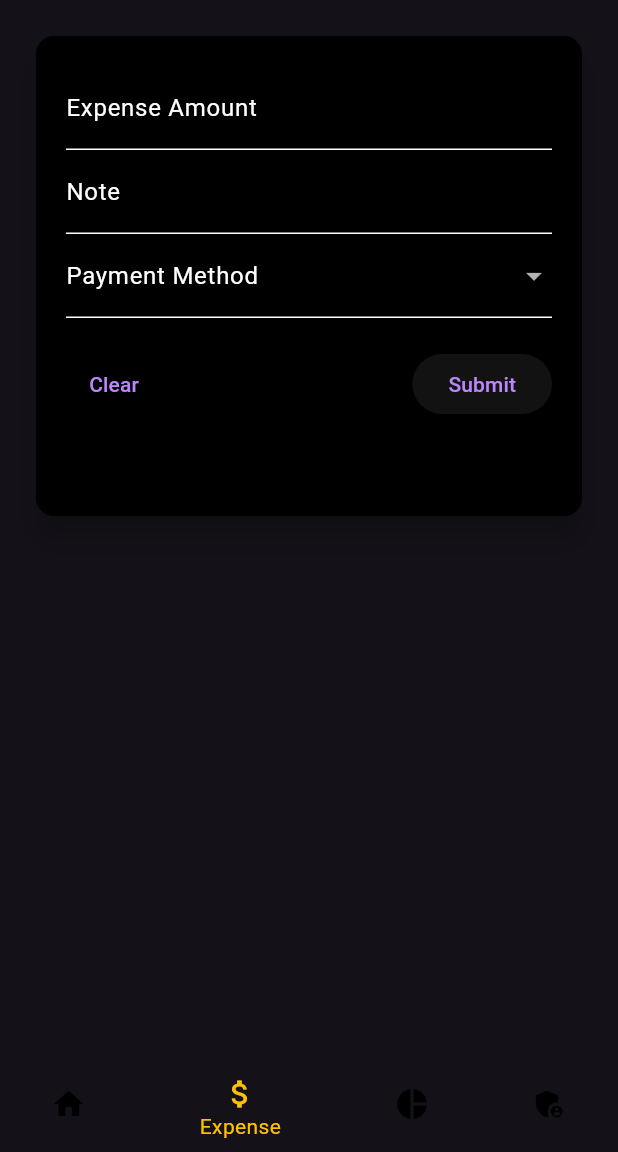
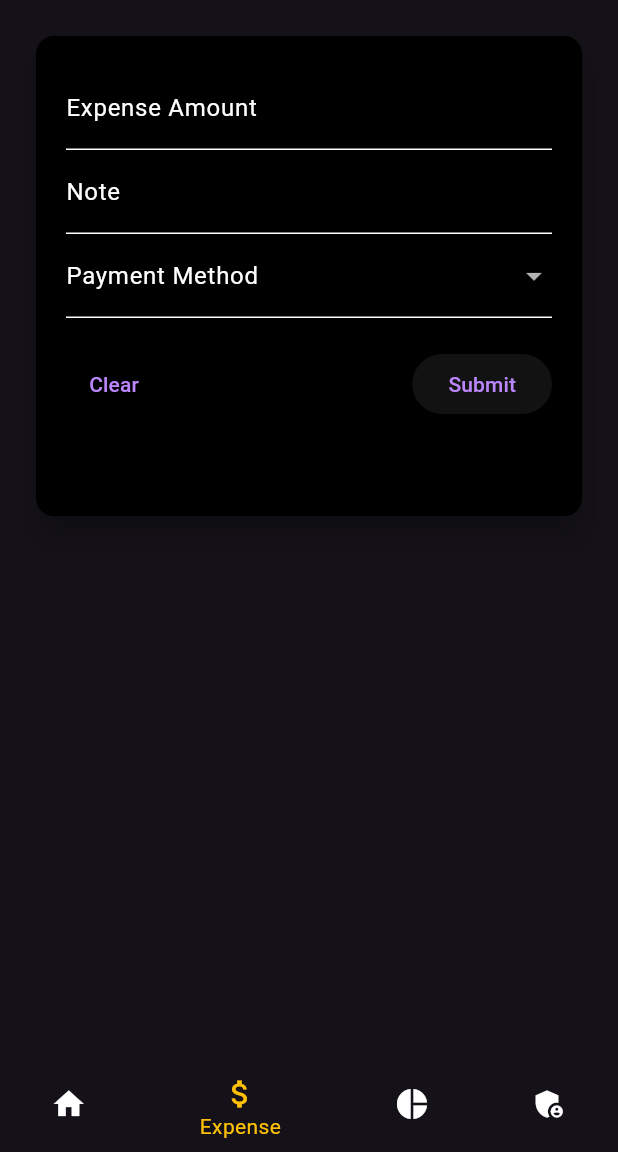
Before and after one commit to puneet2715/expense_elegance, a Flutter app: the screen it shows after launch, item 2 of the bottom bar chosen, on a phone screen of 412 x 824 dp, the part 84-1236 px from its top. Run offline on Flutter 3.47's test engine with Material 3 defaults, Android fonts, the light colour scheme and no system bars.

Commit message:
icon color change in bottom nav bar

```diff
--- a/lib/main.dart
+++ b/lib/main.dart
@@ -164,7 +164,7 @@ class _HomePageState extends State<MyHomePage> {
       ),
       body: _getPage(_currentindex),
       bottomNavigationBar: BottomNavigationBar(
-        unselectedItemColor: Colors.black,
+        unselectedItemColor: Colors.white,
         selectedItemColor: Theme.of(context).colorScheme.secondary,
         currentIndex: _currentindex,
         onTap: (index) {
```
